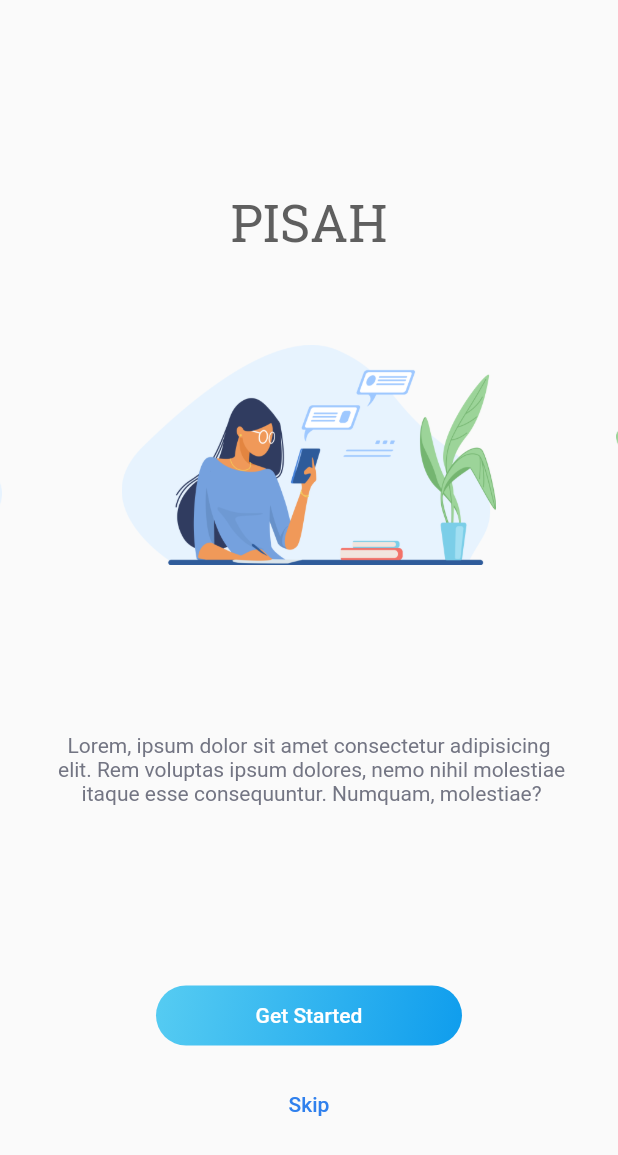
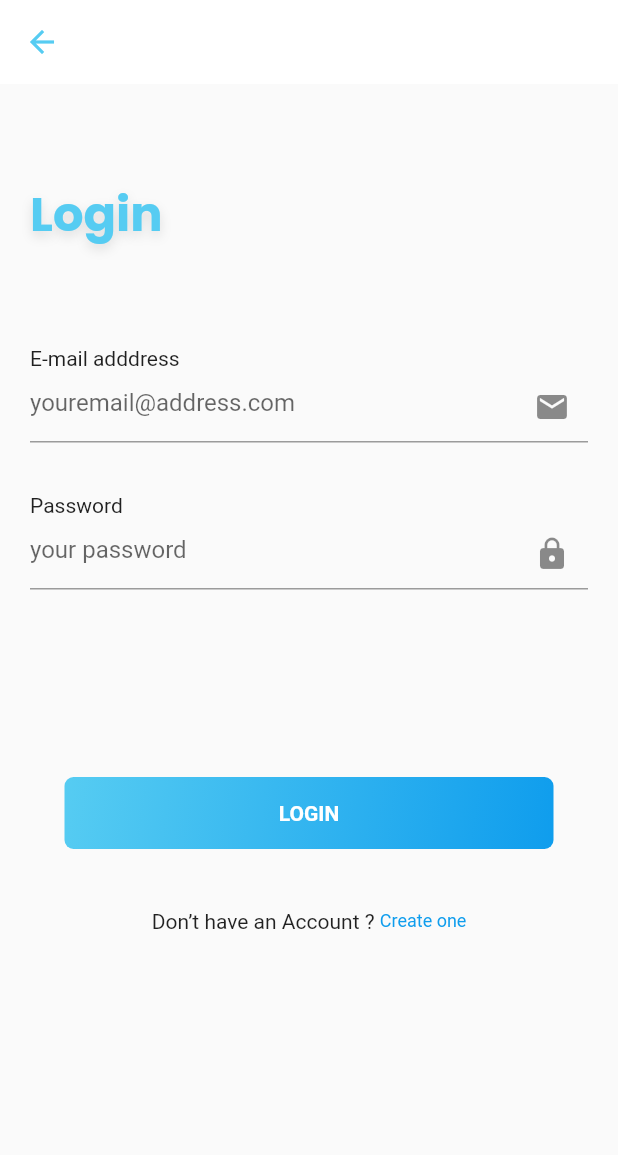
Before and after one commit to Herisetyawan123/pisah-app, a Flutter app: the screen it shows after launch, after a tap on "Skip", on a phone screen of 412 x 824 dp. Shown: the top 1155 px of the screen. Run offline on Flutter 3.47's test engine with Material 2 defaults, Android fonts, the phone set to English and light mode, and no system bars; drawn by our look-alikes of carousel_slider; our stand-ins replace google_fonts; Roboto replaces fonts that are missing (Tajawal).

Commit message:
bikin login page and setup register page

```diff
--- /dev/null
+++ b/lib/component/pages/auth/login_page.dart
@@ -0,0 +1,157 @@
+import 'package:flutter/material.dart';
+import 'package:google_fonts/google_fonts.dart';
+import 'package:pisah_app/component/pages/auth/register_page.dart';
+import 'package:pisah_app/component/pages/get_started.dart';
+import 'package:pisah_app/theme/theme.dart';
+
+class LoginPage extends StatelessWidget {
+  @override
+  Widget build(BuildContext context) {
+    Widget InputText({label, hinttext, iconInput, bool password = false}) {
+      return Container(
+        child: Column(
+          crossAxisAlignment: CrossAxisAlignment.start,
+          children: [
+            Text(
+              label,
+              style: TextStyle(
+                color: Colors.black.withOpacity(0.87),
+                fontSize: 14,
+              ),
+            ),
+            Container(
+              width: MediaQuery.of(context).size.width - 40,
+              child: TextField(
+                obscureText: password,
+                decoration: InputDecoration(
+                  hintText: hinttext,
+                  suffixIcon: iconInput,
+                ),
+              ),
+            ),
+          ],
+        ),
+      );
+    }
+
+    return Scaffold(
+      appBar: AppBar(
+        leading: FlatButton(
+          onPressed: () {
+            Navigator.push(
+              context,
+              MaterialPageRoute(
+                builder: (context) => GetStarted(),
+              ),
+            );
+          },
+          child: Icon(
+            Icons.arrow_back,
+            color: bluelightColor,
+          ),
+        ),
+        backgroundColor: Colors.white,
+        elevation: 0,
+      ),
+      body: SingleChildScrollView(
+        child: Container(
+          margin: EdgeInsets.only(top: 63, left: 20, right: 20),
+          child: Column(
+            crossAxisAlignment: CrossAxisAlignment.start,
+            children: [
+              Container(
+                child: Text(
+                  "Login",
+                  style: GoogleFonts.poppins(
+                    color: bluelightColor,
+                    fontSize: 32,
+                    fontWeight: FontWeight.bold,
+                    shadows: <Shadow>[
+                      Shadow(
+                        offset: Offset(0, 3.0),
+                        blurRadius: 9,
+                        color: Color.fromARGB(30, 0, 0, 0),
+                      ),
+                    ],
+                  ),
+                ),
+              ),
+              SizedBox(
+                height: 64,
+              ),
+              InputText(
+                label: "E-mail adddress",
+                hinttext: "youremail@address.com",
+                iconInput: Icon(Icons.email),
+              ),
+              SizedBox(
+                height: 34,
+              ),
+              InputText(
+                label: "Password",
+                hinttext: "your password",
+                iconInput: Icon(Icons.lock),
+                password: true,
+              ),
+              SizedBox(
+                height: 125,
+              ),
+              Center(
+                child: Container(
+                  width: MediaQuery.of(context).size.width - 86,
+                  decoration: BoxDecoration(
+                    gradient: LinearGradient(
+                        begin: Alignment.topLeft,
+                        end: Alignment.bottomRight,
+                        colors: [
+                          bluelightColor,
+                          blueColor,
+                        ]),
+                    // color: bluelightColor,
+                    borderRadius: BorderRadius.circular(6),
+                  ),
+                  child: FlatButton(
+                    onPressed: () {},
+                    child: Text(
+                      "LOGIN",
+                      style: robotStyle.copyWith(
+                        fontWeight: FontWeight.bold,
+                        color: Colors.white,
+                      ),
+                    ),
+                  ),
+                ),
+              ),
+              SizedBox(
+                height: 40,
+              ),
+              Row(
+                mainAxisAlignment: MainAxisAlignment.center,
+                children: [
+                  Text("Don’t have an Account ? "),
+                  GestureDetector(
+                    onTap: () {
+                      Navigator.push(
+                        context,
+                        MaterialPageRoute(
+                          builder: (context) => RegisterPage(),
+                        ),
+                      );
+                    },
+                    child: Text(
+                      "Create one",
+                      style: robotStyle.copyWith(
+                        fontSize: 12,
+                        color: blueColor,
+                      ),
+                    ),
+                  )
+                ],
+              ),
+            ],
+          ),
+        ),
+      ),
+    );
+  }
+}
--- a/lib/component/pages/get_started.dart
+++ b/lib/component/pages/get_started.dart
@@ -1,6 +1,6 @@
 import 'package:carousel_slider/carousel_slider.dart';
 import 'package:flutter/material.dart';
-import 'package:google_fonts/google_fonts.dart';
+import 'package:pisah_app/component/pages/auth/login_page.dart';
 
 import 'package:pisah_app/theme/theme.dart';
 
@@ -23,6 +23,10 @@ class GetStarted extends StatelessWidget {
       return CarouselSlider(
         options: CarouselOptions(
           height: 229,
+          autoPlay: true,
+          autoPlayInterval: Duration(seconds: 6),
+          autoPlayAnimationDuration: Duration(milliseconds: 1500),
+          pauseAutoPlayOnTouch: true,
         ),
         items: [1, 2, 3, 4].map((i) {
           return Builder(
@@ -96,12 +100,21 @@ class GetStarted extends StatelessWidget {
             decoration: BoxDecoration(
               borderRadius: BorderRadius.circular(50),
             ),
-            child: FlatButton(
-              onPressed: () {},
-              child: Text(
-                "Skip",
-                style: TextStyle(
-                  color: blueTextColor,
+            child: GestureDetector(
+              onTap: () {
+                Navigator.push(
+                  context,
+                  MaterialPageRoute(
+                    builder: (context) => LoginPage(),
+                  ),
+                );
+              },
+              child: Center(
+                child: Text(
+                  "Skip",
+                  style: TextStyle(
+                    color: blueTextColor,
+                  ),
                 ),
               ),
             ),
--- a/lib/theme/theme.dart
+++ b/lib/theme/theme.dart
@@ -28,6 +28,10 @@ TextStyle greyTextStyle = GoogleFonts.tajawal(
   fontWeight: FontWeight.w400,
 );
 
+TextStyle robotStyle = GoogleFonts.roboto(
+  fontSize: 14,
+);
+
 TextStyle titleTextStyle = GoogleFonts.robotoSlab(
   fontSize: 34,
   color: titleColor,
```
Also changed, not shown: lib/component/pages/auth/register_page.dart (added, +148 -0 lines).
